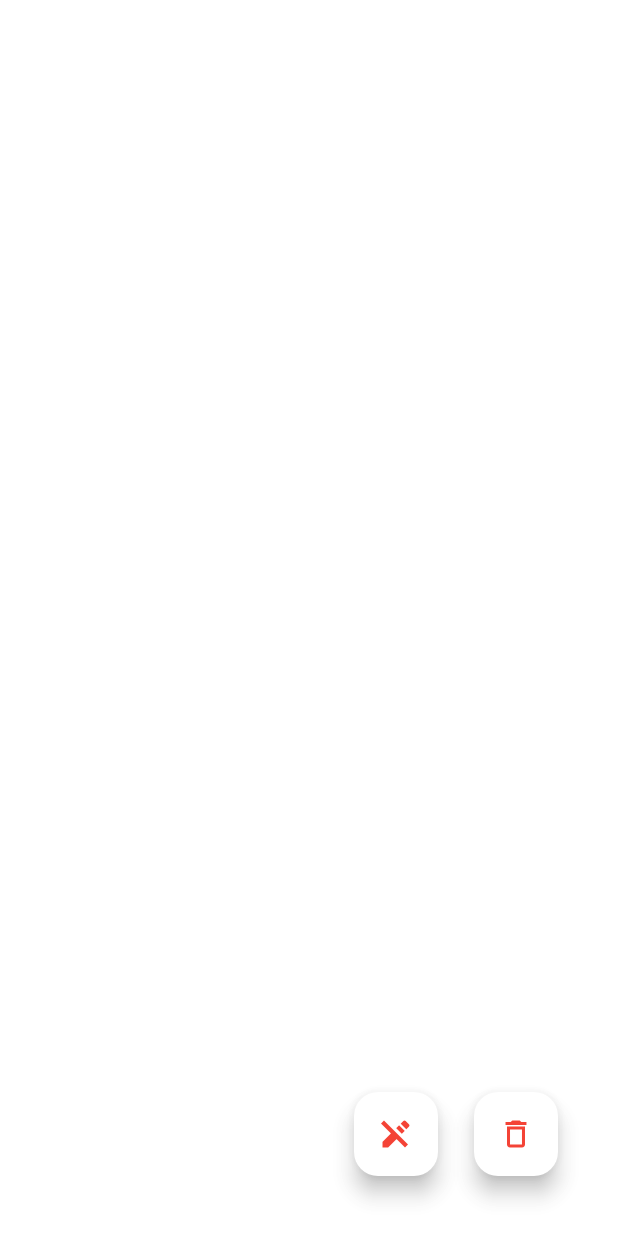
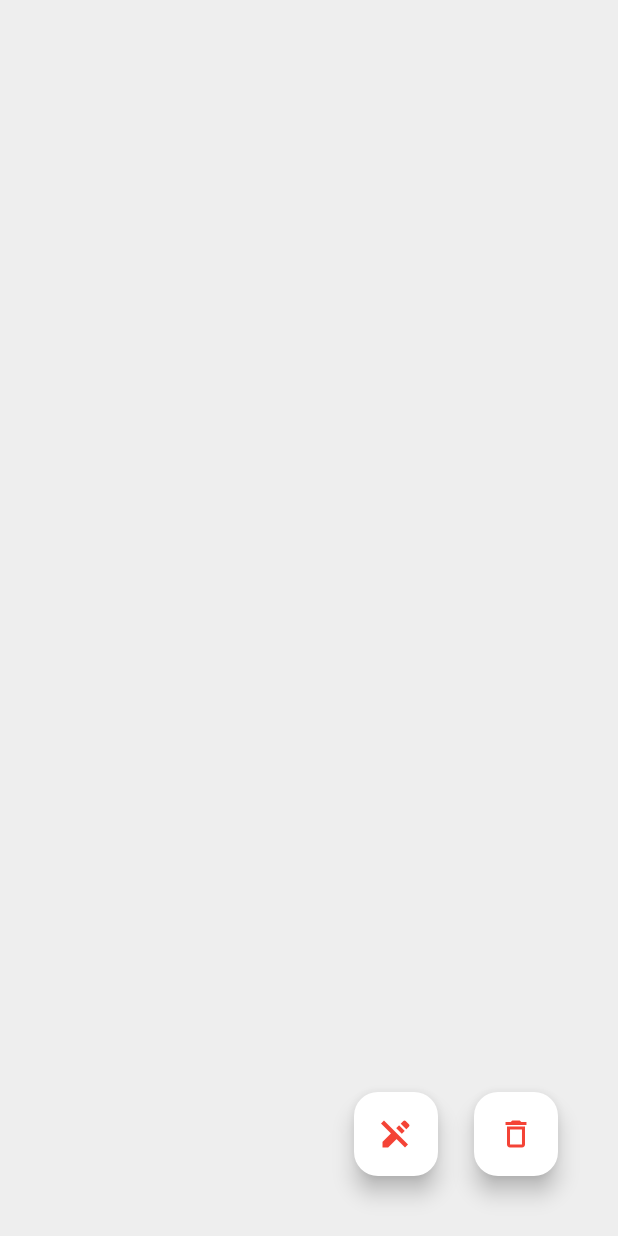
Before and after one commit to tejashbutani/lango_ha, a Flutter app: the screen it shows after launch, on a phone screen of 412 x 824 dp. Run offline on Flutter 3.47's test engine with Material 3 defaults, Android fonts, the phone set to English and light mode, and no system bars.

Commit message:
Update DrawingScreen background color to a lighter grey and increase stroke width in ToolsPainter for enhanced visibility and improved UI aesthetics.

```diff
--- a/lib/DrawingScreen.dart
+++ b/lib/DrawingScreen.dart
@@ -22,7 +22,7 @@ class _DrawingScreenState extends State<DrawingScreen> {
         androidViewSize = Size(constraints.maxWidth, constraints.maxHeight);
 
         return Scaffold(
-          backgroundColor: Colors.white70,
+          backgroundColor: Colors.grey.shade200,
           body: Stack(
             children: [
               CustomPaint(
@@ -132,7 +132,7 @@ class ToolsPainter extends CustomPainter {
 
       final paint = Paint()
         ..color = Colors.red
-        ..strokeWidth = 4
+        ..strokeWidth = 6
         ..strokeCap = StrokeCap.round
         ..strokeJoin = StrokeJoin.round
         ..style = PaintingStyle.stroke;
```
